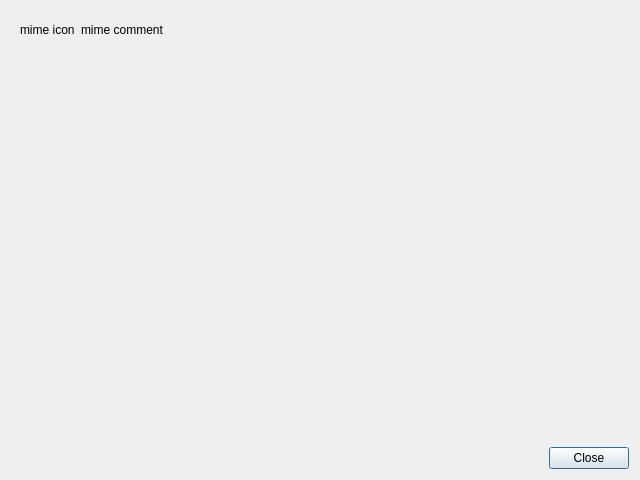
The window that part/arkviewer.ui (KDE/ark) describes before a commit, drawn with Qt 5.
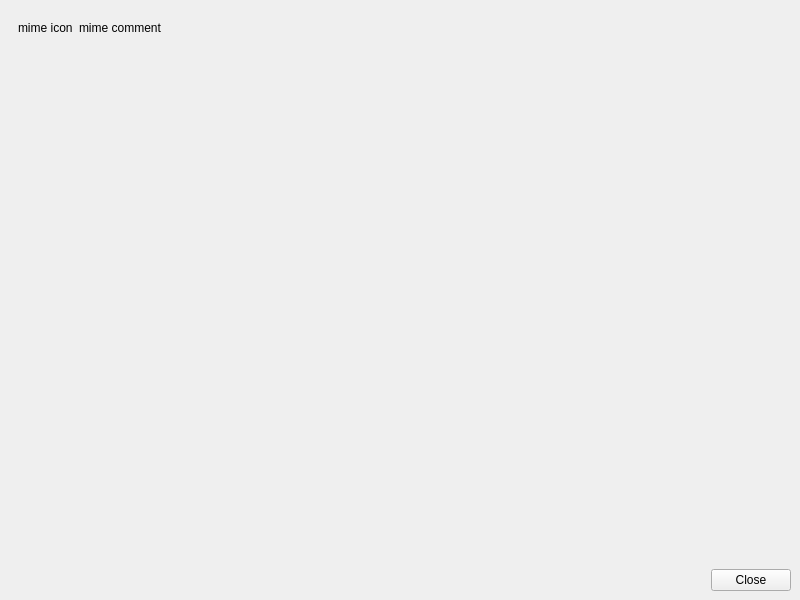
The same window after the commit.

Commit message:
Make ArkViewer a KPart mainwindow
This allows us to call createGUI() on the KPart we are embedding. As a
side effect, we are now able to show the popup menu of the ArkPart,
which is a stand-alone popup menu created by kxmlgui, when previewing a
nested archive in the ArkViewer. Same for the menubar and toolbar of the
embedded parts.

By using a KMainWindow (instead of a QDialog) we also gain some
features, for example we get size restoring for free (thanks to
setAutoSaveSettings()), without the need of manually using
KWindowConfig.

FIXED-IN: 17.07.80

Reviewers: #ark, fvogt

Patch:
```diff
--- a/part/arkviewer.ui
+++ b/part/arkviewer.ui
@@ -1,18 +1,19 @@
 <?xml version="1.0" encoding="UTF-8"?>
 <ui version="4.0">
  <class>ArkViewer</class>
- <widget class="QDialog" name="ArkViewer">
+ <widget class="QMainWindow" name="ArkViewer">
   <property name="geometry">
    <rect>
     <x>0</x>
     <y>0</y>
-    <width>640</width>
-    <height>480</height>
+    <width>800</width>
+    <height>600</height>
    </rect>
   </property>
   <property name="windowTitle">
    <string notr="true"/>
   </property>
+  <widget class="QWidget" name="centralwidget">
   <layout class="QVBoxLayout" name="verticalLayout">
    <item>
     <widget class="QWidget" name="m_mimeWidget" native="true">
@@ -68,6 +69,7 @@
    </item>
   </layout>
  </widget>
+ </widget>
  <resources/>
  <connections>
   <connection>
```
Left out of the diff: 37 changed lines with no effect on the pictures. Lines whose indentation alone changed are shown as unchanged. The commit also changes 5 other files.
